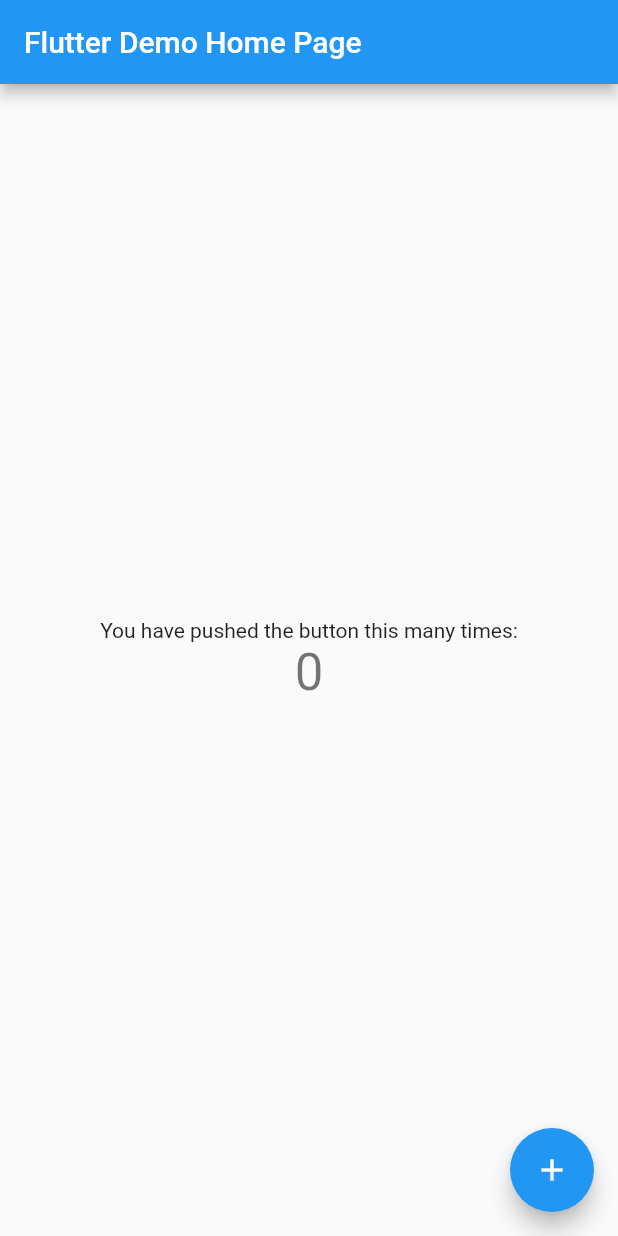
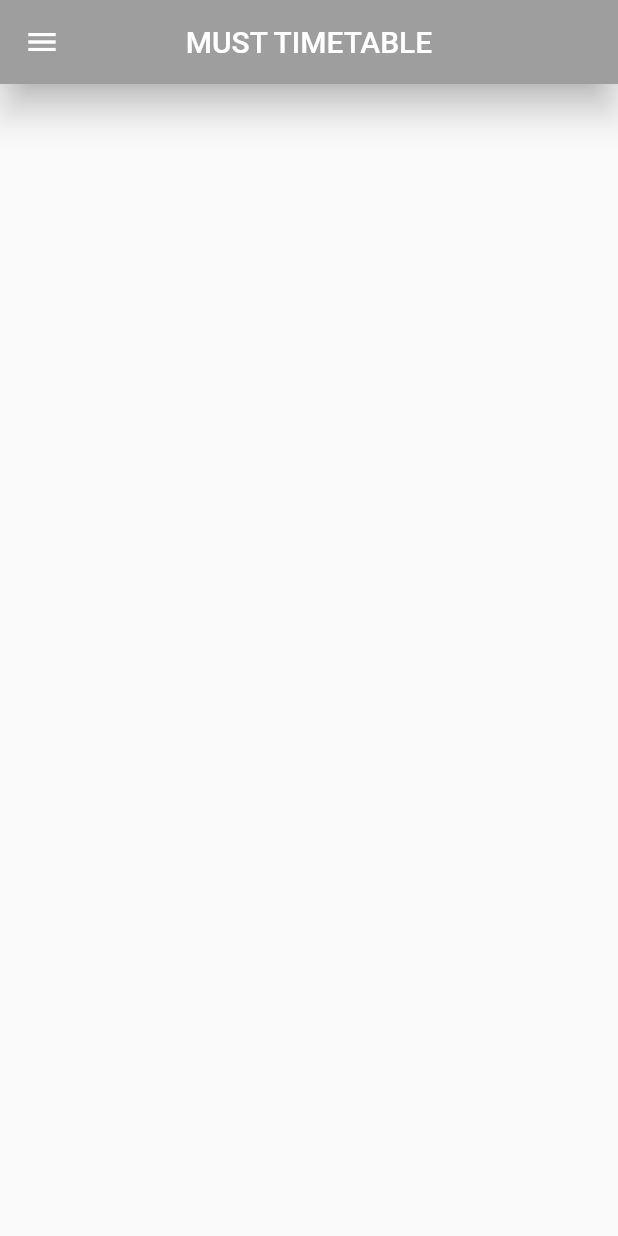
Before and after one commit to shadkasera/must_app, a Flutter app: the screen it shows after launch, on a phone screen of 412 x 824 dp. Run offline on Flutter 3.47's test engine with Material 2 defaults, Android fonts, the phone set to English and light mode, and no system bars.

Commit message:
modified the main.dart file

```diff
--- /dev/null
+++ b/lib/home_screen.dart
@@ -0,0 +1,33 @@
+import 'package:flutter/material.dart';
+
+// ignore: camel_case_types
+class home_screen extends StatelessWidget {
+  const home_screen({super.key});
+
+  @override
+  Widget build(BuildContext context) {
+    return SafeArea(
+      child: Scaffold(
+        appBar: AppBar(
+          backgroundColor: Colors.grey,
+          elevation: 10,
+          leading: IconButton(
+            icon: const Icon(
+              Icons.menu,
+              color: Colors.white,
+            ),
+            tooltip: 'Open must_app',
+            onPressed: () {
+              // handle the press
+            },
+          ),
+          title: const Text(
+            'MUST TIMETABLE',
+            style: TextStyle(color: Colors.white),
+          ),
+          centerTitle: true,
+        ),
+      ),
+    );
+  }
+}
--- a/lib/main.dart
+++ b/lib/main.dart
@@ -1,4 +1,5 @@
 import 'package:flutter/material.dart';
+import 'package:must_app/home_screen.dart';
 
 void main() {
   runApp(const MyApp());
@@ -11,105 +12,13 @@ class MyApp extends StatelessWidget {
   @override
   Widget build(BuildContext context) {
     return MaterialApp(
-      title: 'Flutter Demo',
+      title: 'must_app',
       theme: ThemeData(
-        // This is the theme of your application.
-        //
-        // Try running your application with "flutter run". You'll see the
-        // application has a blue toolbar. Then, without quitting the app, try
-        // changing the primarySwatch below to Colors.green and then invoke
-        // "hot reload" (press "r" in the console where you ran "flutter run",
-        // or simply save your changes to "hot reload" in a Flutter IDE).
-        // Notice that the counter didn't reset back to zero; the application
-        // is not restarted.
         primarySwatch: Colors.blue,
       ),
-      home: const MyHomePage(title: 'Flutter Demo Home Page'),
+      debugShowCheckedModeBanner: false,
+      home: const home_screen(),
+
     );
   }
 }
-
-class MyHomePage extends StatefulWidget {
-  const MyHomePage({super.key, required this.title});
-
-  // This widget is the home page of your application. It is stateful, meaning
-  // that it has a State object (defined below) that contains fields that affect
-  // how it looks.
-
-  // This class is the configuration for the state. It holds the values (in this
-  // case the title) provided by the parent (in this case the App widget) and
-  // used by the build method of the State. Fields in a Widget subclass are
-  // always marked "final".
-
-  final String title;
-
-  @override
-  State<MyHomePage> createState() => _MyHomePageState();
-}
-
-class _MyHomePageState extends State<MyHomePage> {
-  int _counter = 0;
-
-  void _incrementCounter() {
-    setState(() {
-      // This call to setState tells the Flutter framework that something has
-      // changed in this State, which causes it to rerun the build method below
-      // so that the display can reflect the updated values. If we changed
-      // _counter without calling setState(), then the build method would not be
-      // called again, and so nothing would appear to happen.
-      _counter++;
-    });
-  }
-
-  @override
-  Widget build(BuildContext context) {
-    // This method is rerun every time setState is called, for instance as done
-    // by the _incrementCounter method above.
-    //
-    // The Flutter framework has been optimized to make rerunning build methods
-    // fast, so that you can just rebuild anything that needs updating rather
-    // than having to individually change instances of widgets.
-    return Scaffold(
-      appBar: AppBar(
-        // Here we take the value from the MyHomePage object that was created by
-        // the App.build method, and use it to set our appbar title.
-        title: Text(widget.title),
-      ),
-      body: Center(
-        // Center is a layout widget. It takes a single child and positions it
-        // in the middle of the parent.
-        child: Column(
-          // Column is also a layout widget. It takes a list of children and
-          // arranges them vertically. By default, it sizes itself to fit its
-          // children horizontally, and tries to be as tall as its parent.
-          //
-          // Invoke "debug painting" (press "p" in the console, choose the
-          // "Toggle Debug Paint" action from the Flutter Inspector in Android
-          // Studio, or the "Toggle Debug Paint" command in Visual Studio Code)
-          // to see the wireframe for each widget.
-          //
-          // Column has various properties to control how it sizes itself and
-          // how it positions its children. Here we use mainAxisAlignment to
-          // center the children vertically; the main axis here is the vertical
-          // axis because Columns are vertical (the cross axis would be
-          // horizontal).
-          mainAxisAlignment: MainAxisAlignment.center,
-          children: <Widget>[
-            const Text(
-              'You have pushed the button this many times:',
-            ),
-            Text(
-              '$_counter',
-              style: Theme.of(context).textTheme.headlineMedium,
-            ),
-          ],
-        ),
-      ),
-      floatingActionButton: FloatingActionButton(
-        onPressed: _incrementCounter,
-        tooltip: 'Increment',
-        child: const Icon(Icons.add),
-      ), // This trailing comma makes auto-formatting nicer for build methods.
-    );
-  }
-}
```
Also changed, not shown: 1 other file.
